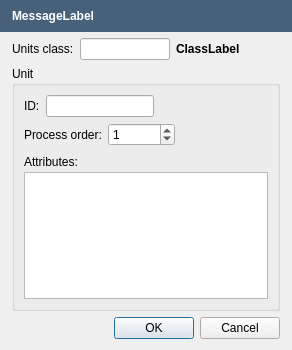
OpenFLUID/openfluid, file src/apps/openfluid-builder/spatial/AddUnitDialog.ui: the form before one commit.
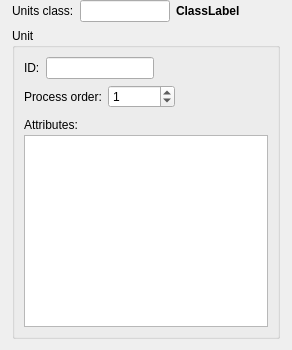
The form after the commit.

Commit message:
Introduction of message dialog for OpenFLUID applications
* Added MessageFrame and MessageDialog classes
* Cleaned code
* Switch to version 2.1.7~alpha1

(closes OpenFLUID/openfluid#790)

```diff
--- a/src/apps/openfluid-builder/spatial/AddUnitDialog.ui
+++ b/src/apps/openfluid-builder/spatial/AddUnitDialog.ui
@@ -28,7 +28,7 @@
   <property name="modal">
    <bool>true</bool>
   </property>
-  <layout class="QVBoxLayout" name="verticalLayout_3" stretch="0,1,0">
+  <layout class="QVBoxLayout" name="verticalLayout_3" stretch="1">
    <property name="leftMargin">
     <number>0</number>
    </property>
@@ -38,52 +38,6 @@
    <property name="rightMargin">
     <number>0</number>
    </property>
-   <item>
-    <widget class="QFrame" name="MessageFrame">
-     <property name="sizePolicy">
-      <sizepolicy hsizetype="Preferred" vsizetype="Maximum">
-       <horstretch>0</horstretch>
-       <verstretch>0</verstretch>
-      </sizepolicy>
-     </property>
-     <property name="styleSheet">
-      <string notr="true">background-color: rgb(71,97,123);</string>
-     </property>
-     <property name="frameShape">
-      <enum>QFrame::NoFrame</enum>
-     </property>
-     <property name="frameShadow">
-      <enum>QFrame::Plain</enum>
-     </property>
-     <property name="lineWidth">
-      <number>0</number>
-     </property>
-     <layout class="QHBoxLayout" name="horizontalLayout_3" stretch="0">
-      <property name="spacing">
-       <number>5</number>
-      </property>
-      <property name="leftMargin">
-       <number>12</number>
-      </property>
-      <item>
-       <layout class="QHBoxLayout" name="horizontalLayout_2">
-        <item>
-         <widget class="QLabel" name="MessageLabel">
-          <property name="styleSheet">
-           <string notr="true">color: rgb(255, 255, 255);
-font : bold;
-</string>
-          </property>
-          <property name="text">
-           <string notr="true">MessageLabel</string>
-          </property>
-         </widget>
-        </item>
-       </layout>
-      </item>
-     </layout>
-    </widget>
-   </item>
    <item>
     <layout class="QVBoxLayout" name="verticalLayout" stretch="0,1">
      <property name="spacing">
@@ -302,23 +256,6 @@
      </item>
     </layout>
    </item>
-   <item>
-    <layout class="QHBoxLayout" name="horizontalLayout_4">
-     <property name="leftMargin">
-      <number>12</number>
-     </property>
-     <property name="rightMargin">
-      <number>12</number>
-     </property>
-     <item>
-      <widget class="QDialogButtonBox" name="ButtonBox">
-       <property name="standardButtons">
-        <set>QDialogButtonBox::Cancel|QDialogButtonBox::Ok</set>
-       </property>
-      </widget>
-     </item>
-    </layout>
-   </item>
   </layout>
  </widget>
  <resources/>
```
The commit also changes 82 other files.
